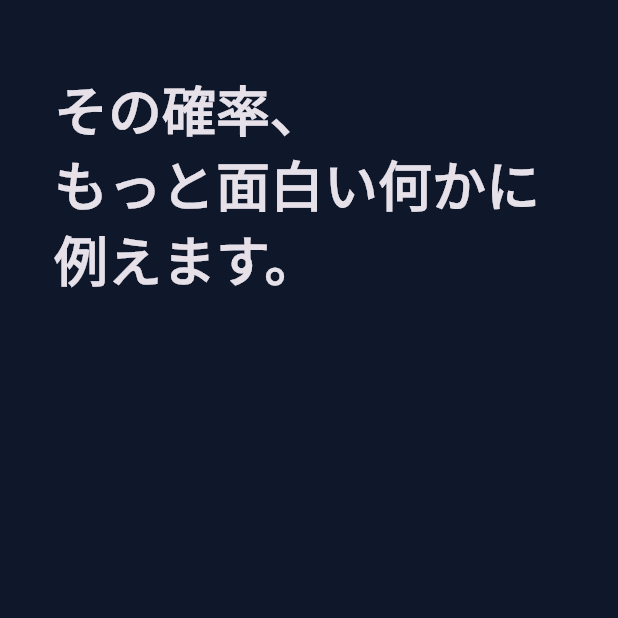
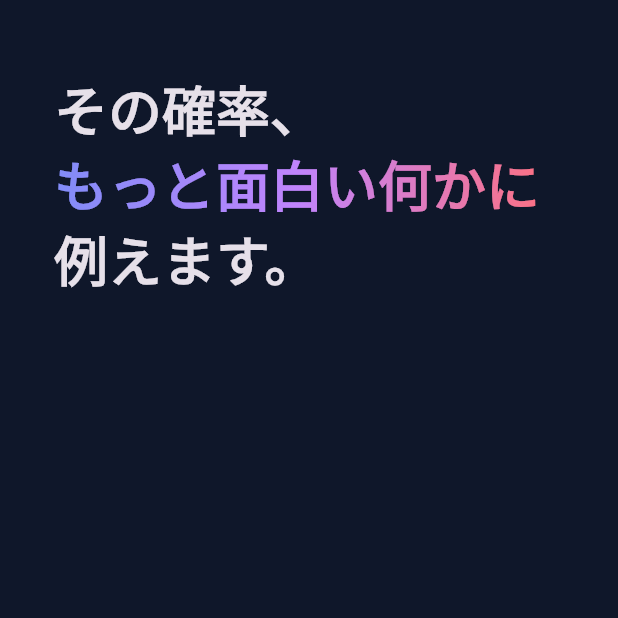
Before and after one commit to renusuda/touka, a Flutter app: the screen it shows after launch, on a phone screen of 412 x 824 dp, the top half of it. Run offline on Flutter 3.47's test engine with Material 3 defaults, Android fonts, the phone set to English and light mode, and no system bars.

Commit message:
feat: Apply gradient to hero text second line
Use ShaderMask with LinearGradient to add a purple-to-pink gradient effect on the second line of hero text.

Co-Authored-By: Claude Opus 4.6 <noreply@anthropic.com>

```diff
--- a/lib/widgets/hero_text.dart
+++ b/lib/widgets/hero_text.dart
@@ -15,11 +15,21 @@ class HeroText extends StatelessWidget {
             height: 1.4,
           ),
         ),
-        Text(
-          'もっと面白い何かに',
-          style: Theme.of(context).textTheme.displaySmall?.copyWith(
-            fontWeight: FontWeight.w900,
-            height: 1.4,
+        ShaderMask(
+          shaderCallback: (bounds) => const LinearGradient(
+            colors: [
+              Color(0xFF818CF8),
+              Color(0xFFC084FC),
+              Color(0xFFFB7185),
+            ],
+          ).createShader(bounds),
+          child: Text(
+            'もっと面白い何かに',
+            style: Theme.of(context).textTheme.displaySmall?.copyWith(
+              fontWeight: FontWeight.w900,
+              height: 1.4,
+              color: Colors.white,
+            ),
           ),
         ),
         Text(
```
